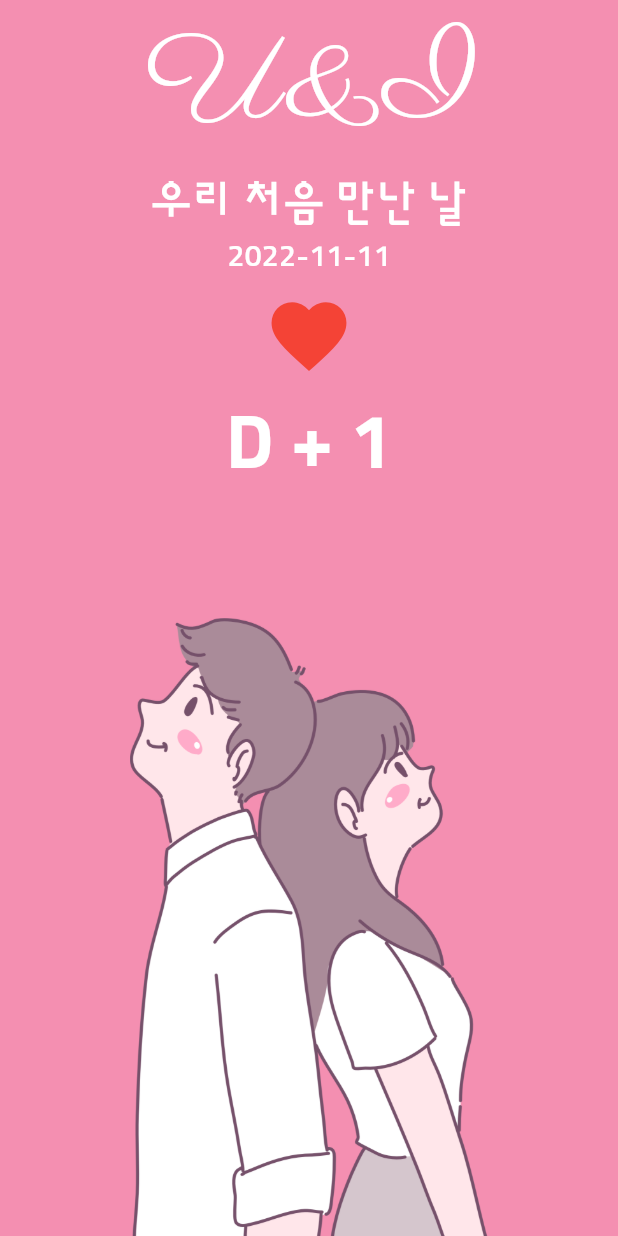
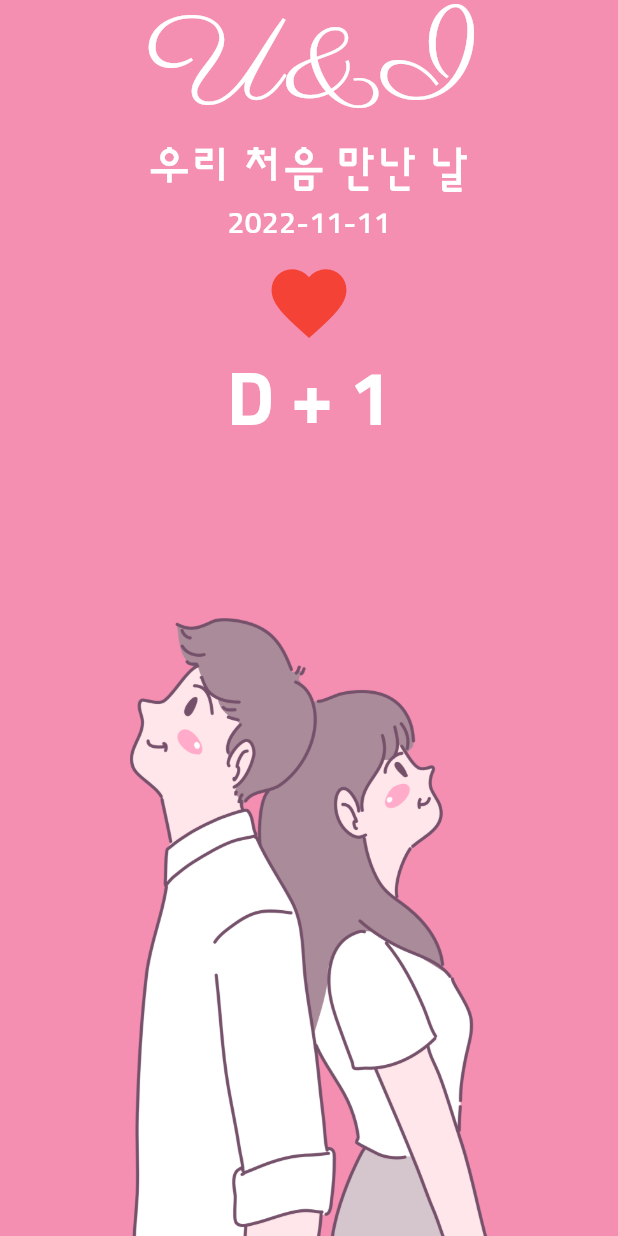
Before and after one commit to hdlee0619/flutter-codefactory-beginner, a Flutter app: the screen it shows after launch, on a phone screen of 412 x 824 dp. Run offline on Flutter 3.47's test engine with Material 3 defaults, Android fonts, the phone set to English and light mode, and no system bars.

Commit message:
:art: refactor: TextTheme 생성, 적용

```diff
--- a/7_u_and_i/lib/screen/home_screen.dart
+++ b/7_u_and_i/lib/screen/home_screen.dart
@@ -24,49 +24,22 @@ class _Top extends StatelessWidget {
 
   @override
   Widget build(BuildContext context) {
+    final textTheme = Theme.of(context).textTheme;
+
     return Expanded(
       child: Container(
         child: Column(
           children: [
-            Text(
-              'U&I',
-              style: TextStyle(
-                color: Colors.white,
-                fontFamily: 'parisienne',
-                fontSize: 80.0,
-              ),
-            ),
-            Text(
-              '우리 처음 만난 날',
-              style: TextStyle(
-                color: Colors.white,
-                fontFamily: 'sunflower',
-                fontSize: 30.0,
-              ),
-            ),
-            Text(
-              '2022-11-11',
-              style: TextStyle(
-                color: Colors.white,
-                fontFamily: 'sunflower',
-                fontSize: 20.0,
-              ),
-            ),
+            Text('U&I', style: textTheme.displayLarge),
+            Text('우리 처음 만난 날', style: textTheme.bodyLarge),
+            Text('2022-11-11', style: textTheme.bodyMedium),
             IconButton(
               onPressed: () {},
               icon: Icon(Icons.favorite),
               iconSize: 60.0,
               color: Colors.red,
             ),
-            Text(
-              'D + 1',
-              style: TextStyle(
-                color: Colors.white,
-                fontFamily: 'sunflower',
-                fontSize: 50.0,
-                fontWeight: FontWeight.w700,
-              ),
-            ),
+            Text('D + 1', style: textTheme.displayMedium),
           ],
         ),
       ),
```
Also changed, not shown: 7_u_and_i/lib/main.dart (+31 -1 lines).
